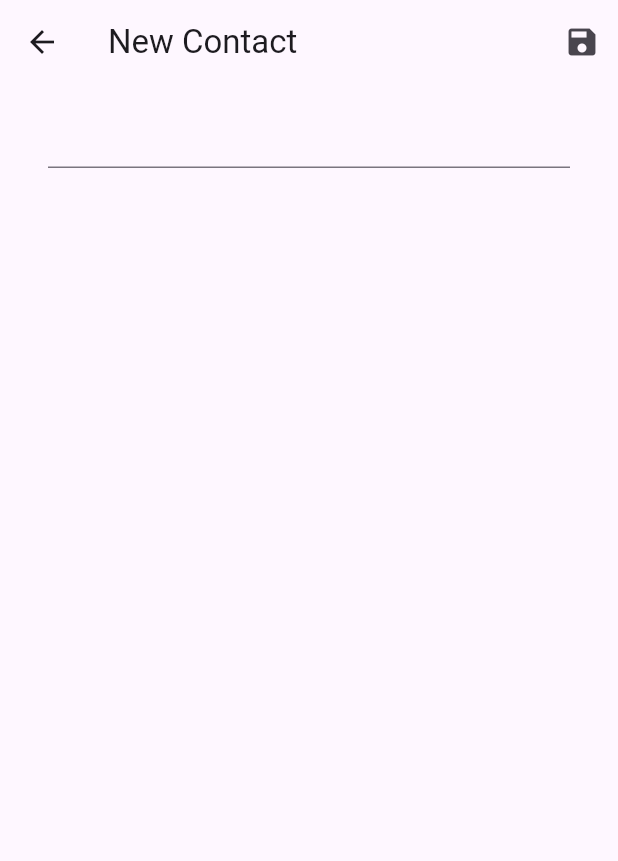
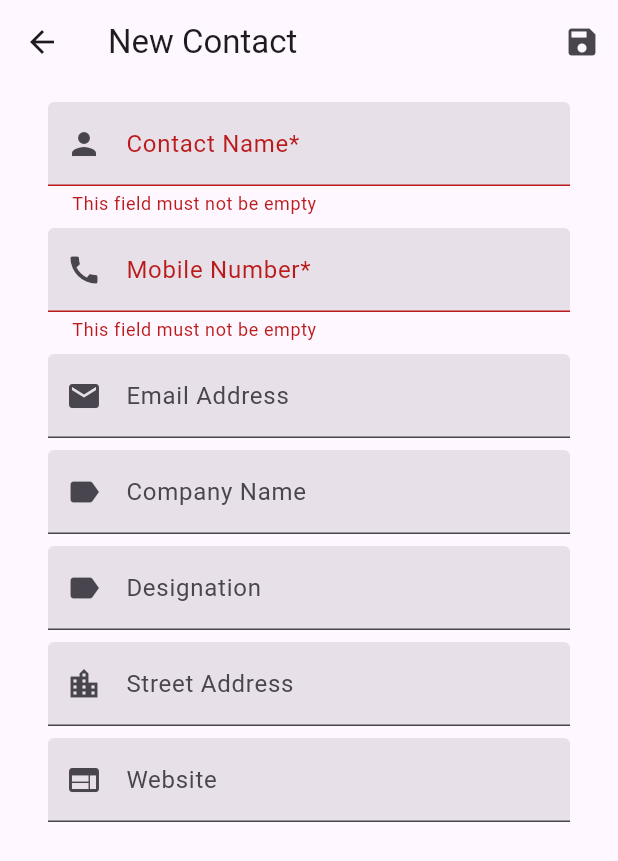
Before and after one commit to shayekh/vcard_app, a Flutter app: the FormPage screen opened by its route, after a tap on the "save" icon, on a phone screen of 412 x 824 dp. Shown: the top 861 px of the screen. Run offline on Flutter 3.47's test engine with Material 3 defaults, Android fonts, the phone set to English and light mode, and no system bars.

Commit message:
Validation & Model Class Half

```diff
--- /dev/null
+++ b/lib/models/contact_model.dart
@@ -0,0 +1,30 @@
+class ContactModel {
+  int id;
+  String name;
+  String mobile;
+  String email;
+  String company;
+  String designation;
+  String address;
+  String website;
+  bool favorite;
+  String image;
+
+  ContactModel({
+      this.id=-1,
+      required this.name,
+      required this.mobile,
+      this.email='',
+      this.company='',
+      this.designation='',
+      this.address='',
+      this.website='',
+      this.favorite=false,
+      this.image = 'images/person.jpeg'
+  });
+
+  @override
+  String toString() {
+    return 'ContactModel{id: $id, name: $name, mobile: $mobile, email: $email, company: $company, designation: $designation, address: $address, website: $website, favorite: $favorite, image: $image}';
+  }
+}
--- a/lib/pages/form_page.dart
+++ b/lib/pages/form_page.dart
@@ -17,6 +17,7 @@ class _FormPageState extends State<FormPage> {
   final companyController = TextEditingController();
   final addressController = TextEditingController();
   final websiteController = TextEditingController();
+  final formKey = GlobalKey<FormState>();
 
   @override
   Widget build(BuildContext context) {
@@ -28,24 +29,141 @@ class _FormPageState extends State<FormPage> {
         ],
       ),
       body: Form(
+        key: formKey,
         child: ListView(
           padding: const EdgeInsets.symmetric(horizontal: 32, vertical: 8),
           children: [
-            TextFormField(
-              controller: nameController,
+            Padding(
+              padding: EdgeInsets.symmetric(vertical: 4.0),
+              child: TextFormField(
+                controller: nameController,
+                decoration: const InputDecoration(
+                  prefixIcon: Icon(Icons.person),
+                  labelText: 'Contact Name*',
+                  filled: true,
+                ),
+                validator: (value) {
+                  if (value == null || value.isEmpty) {
+                    return 'This field must not be empty';
+                  }
+                  if (value.length > 30) {
+                    return 'Name should not be more than 30 characters';
+                  }
+                  return null;
+                },
 
-              // onChanged: (value)
-              // {
-              //
-              // },
+                // onChanged: (value)
+                // {
+                //
+                // },
+              ),
+            ),
+            Padding(
+              padding: EdgeInsets.symmetric(vertical: 4.0),
+              child: TextFormField(
+                keyboardType: TextInputType.phone,
+                controller: mobileController,
+                decoration: const InputDecoration(
+                  prefixIcon: Icon(Icons.call),
+                  labelText: 'Mobile Number*',
+                  filled: true,
+                ),
+                validator: (value) {
+                  if (value == null || value.isEmpty) {
+                    return 'This field must not be empty';
+                  }
+                  return null;
+                },
+
+              ),
+            ),
+
+            Padding(
+              padding: EdgeInsets.symmetric(vertical: 4.0),
+              child: TextFormField(
+                keyboardType: TextInputType.emailAddress,
+                controller: emailController,
+                decoration: const InputDecoration(
+                  prefixIcon: Icon(Icons.email),
+                  labelText: 'Email Address',
+                  filled: true,
+                ),
+
+
+              ),
+            ),
+
+            Padding(
+              padding: EdgeInsets.symmetric(vertical: 4.0),
+              child: TextFormField(
+                controller: companyController,
+                decoration: const InputDecoration(
+                  prefixIcon: Icon(Icons.label),
+                  labelText: 'Company Name',
+                  filled: true,
+                ),
+
+              ),
+            ),
+
+            Padding(
+              padding: EdgeInsets.symmetric(vertical: 4.0),
+              child: TextFormField(
+                controller: designationController,
+                decoration: const InputDecoration(
+                  prefixIcon: Icon(Icons.label),
+                  labelText: 'Designation',
+                  filled: true,
+                ),
+
+
+              ),
+            ),
+
+            Padding(
+              padding: EdgeInsets.symmetric(vertical: 4.0),
+              child: TextFormField(
+                controller: addressController,
+                decoration: const InputDecoration(
+                  prefixIcon: Icon(Icons.location_city),
+                  labelText: 'Street Address',
+                  filled: true,
+                ),
+
+              ),
+            ),
+
+            Padding(
+              padding: EdgeInsets.symmetric(vertical: 4.0),
+              child: TextFormField(
+                keyboardType: TextInputType.url,
+                controller: websiteController,
+                decoration: const InputDecoration(
+                  prefixIcon: Icon(Icons.web),
+                  labelText: 'Website',
+                  filled: true,
+                ),
+
+              ),
             )
+
+
+
+
+
+
           ],
         ),
       ),
     );
   }
 
-  void _saveContact() {}
+  void _saveContact() {
+    if(formKey.currentState!.validate()){
+
+    }
+
+  }
 
   @override
   void dispose() {
--- a/pubspec.yaml
+++ b/pubspec.yaml
@@ -65,9 +65,8 @@ flutter:
   uses-material-design: true
 
   # To add assets to your application, add an assets section, like this:
-  # assets:
-  #   - images/a_dot_burr.jpeg
-  #   - images/a_dot_ham.jpeg
+  assets:
+    - images/
 
   # An image asset can refer to one or more resolution-specific "variants", see
   # https://flutter.dev/assets-and-images/#resolution-aware
```
Also changed, not shown: images/person.jpeg (added), 1 other file.
